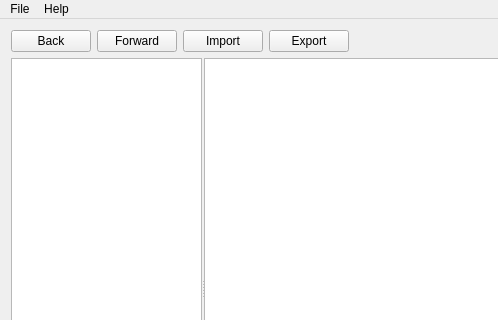
Old version of the form src/mainwindow/mainwindow.ui in the repository partition-safe/partition-safe; both pictures show x 0 to 498 and y 0 to 320 of the 789 by 550 pixel window.
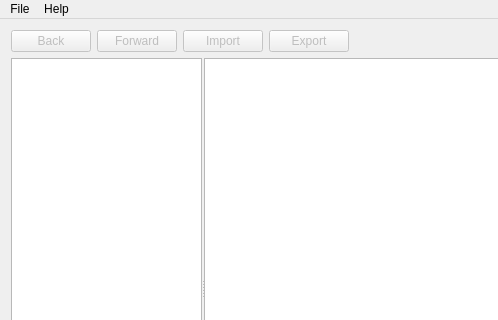
New version of the form.

Diff of the .ui file:
```diff
--- a/src/mainwindow/mainwindow.ui
+++ b/src/mainwindow/mainwindow.ui
@@ -100,6 +100,9 @@
      <layout class="QHBoxLayout" name="horizontalLayout">
       <item>
        <widget class="QPushButton" name="buttonBack">
+        <property name="enabled">
+         <bool>false</bool>
+        </property>
         <property name="text">
          <string>Back</string>
         </property>
@@ -110,6 +113,9 @@
       </item>
       <item>
        <widget class="QPushButton" name="buttonForward">
+        <property name="enabled">
+         <bool>false</bool>
+        </property>
         <property name="text">
          <string>Forward</string>
         </property>
@@ -117,6 +123,9 @@
       </item>
       <item>
        <widget class="QPushButton" name="buttonImport">
+        <property name="enabled">
+         <bool>false</bool>
+        </property>
         <property name="text">
          <string>Import</string>
         </property>
@@ -124,6 +133,9 @@
       </item>
       <item>
        <widget class="QPushButton" name="buttonExport">
+        <property name="enabled">
+         <bool>false</bool>
+        </property>
         <property name="text">
          <string>Export</string>
         </property>
```
Left out of the diff: 2 changed lines with no effect on the pictures.
